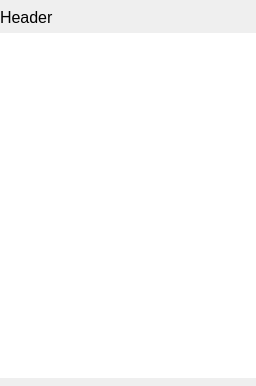
WarpshotCoH/sunrise-launcher, file ui/list.ui: the form before one commit.
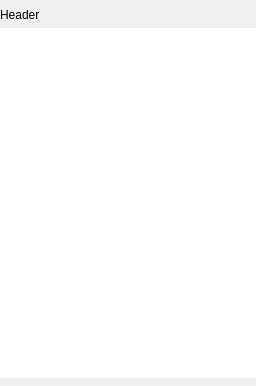
The form after the commit.

The edit to the form file:
```diff
--- a/ui/list.ui
+++ b/ui/list.ui
@@ -64,11 +64,6 @@
        <height>16777215</height>
       </size>
      </property>
-     <property name="font">
-      <font>
-       <pointsize>12</pointsize>
-      </font>
-     </property>
      <property name="text">
       <string>Header</string>
      </property>
```
